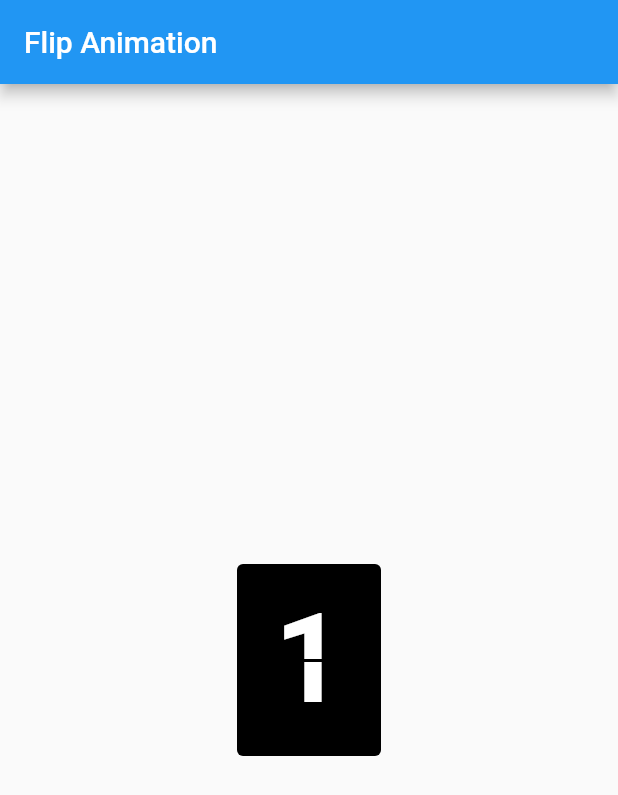
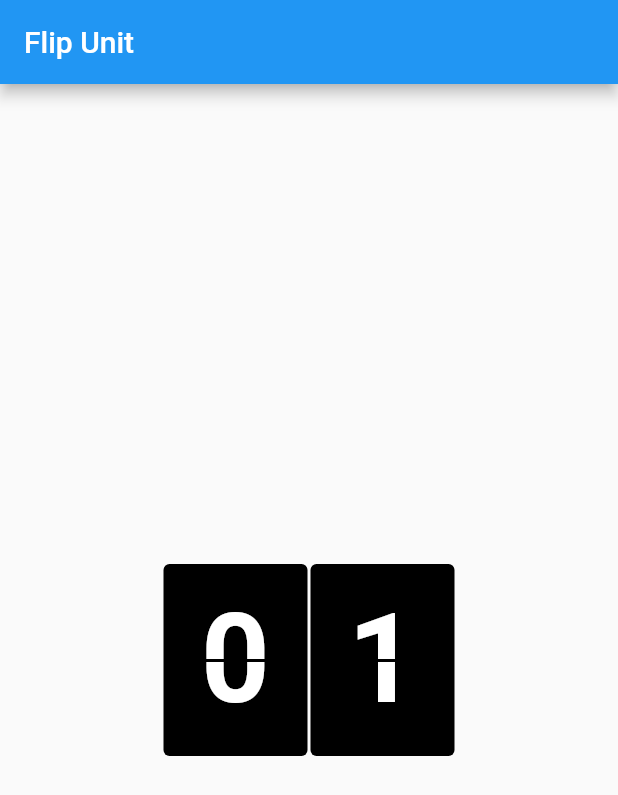
Before and after one commit to mahasak/bigbear_pomodoro_flutter, a Flutter app: the screen it shows after launch, on a phone screen of 412 x 824 dp. Shown: the top 795 px of the screen. Run offline on Flutter 3.47's test engine with Material 2 defaults, Android fonts, the phone set to English and light mode, and no system bars.

Commit message:
make 2 flip unit

```diff
--- a/lib/main.dart
+++ b/lib/main.dart
@@ -12,7 +12,7 @@ class MyApp extends StatelessWidget {
       theme: new ThemeData(
         primarySwatch: Colors.blue,
       ),
-      home: new MyHomePage(title: 'Flip Animation'),
+      home: new MyHomePage(title: 'Flip Unit'),
     );
   }
 }
@@ -29,13 +29,26 @@ class MyHomePage extends StatelessWidget {
           title: new Text(title),
         ),
         body: new Center(
-        child: FlipWidget(
+            child: Row(mainAxisAlignment: MainAxisAlignment.center, children: [
+          FlipWidget(
+              child: Text(
+            '0',
+            style: TextStyle(
+                fontWeight: FontWeight.bold,
+                fontSize: 80.0,
+                color: Colors.white),
+          )),
+          Padding(
+            padding: EdgeInsets.only(left: 2.0),
+          ),
+          FlipWidget(
               child: Text(
             '1',
             style: TextStyle(
-              fontWeight: FontWeight.bold, fontSize: 80.0, color: Colors.white),
+                fontWeight: FontWeight.bold,
+                fontSize: 80.0,
+                color: Colors.white),
           )),
-      ),
-    );
+        ])));
   }
 }
```
Lines whose indentation alone changed are shown as unchanged.
